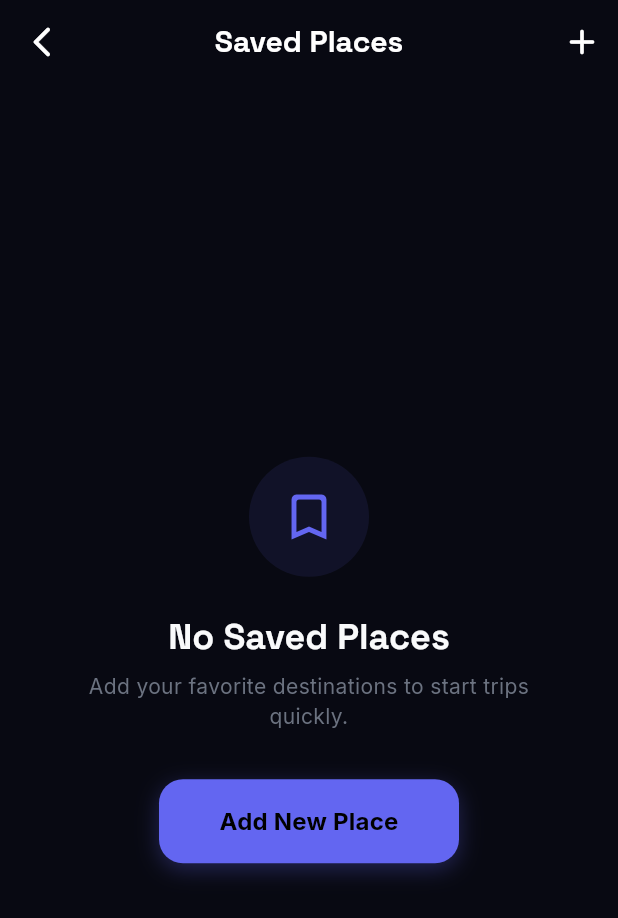
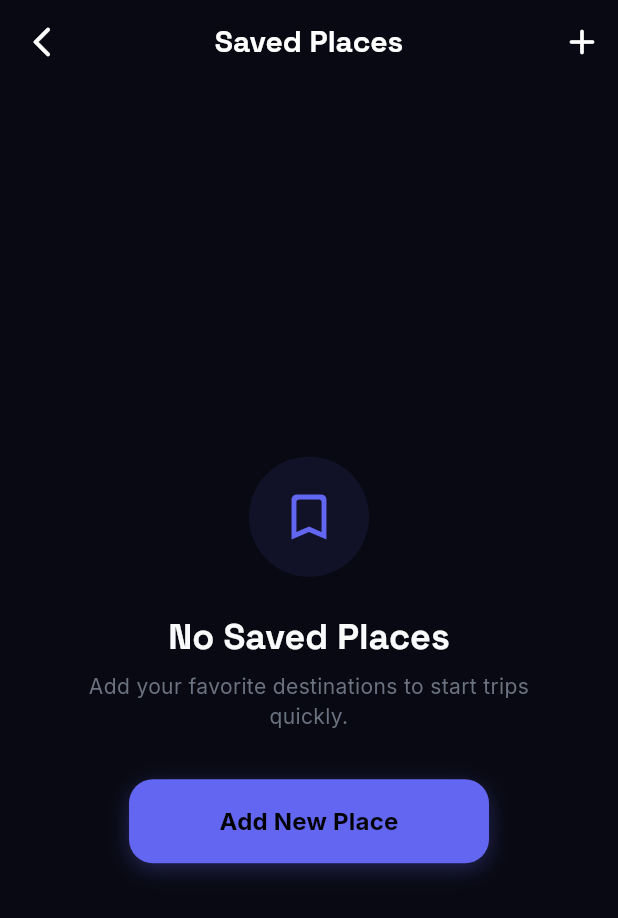
Before and after one commit to Ralein/Unorive-App, a Flutter app: the SavedPlacesScreen screen opened by its route, on a phone screen of 412 x 824 dp. Shown: the top 918 px of the screen. Run offline on Flutter 3.47's test engine with Material 3 defaults, Android fonts, the light colour scheme and no system bars; our stand-ins replace cloud_firestore, firebase_auth, firebase_core, flutter_animate, flutter_dotenv, flutter_local_notifications and 7 more; missing offline and left inert: alarm, flutter_background_service, flutter_background_service_android, mapbox_maps_flutter; accounts and stored records are empty; generated files the repository leaves out were written again.

```diff
--- a/lib/core/widgets/empty_state_view.dart
+++ b/lib/core/widgets/empty_state_view.dart
@@ -76,7 +76,7 @@ class EmptyStateView extends StatelessWidget {
               AppButton.primary(
                 text: actionText!,
                 onPressed: onActionPressed,
-                width: 200,
+                width: 240,
               ),
             ],
           ],
```
Also changed, not shown: 1 other file.
